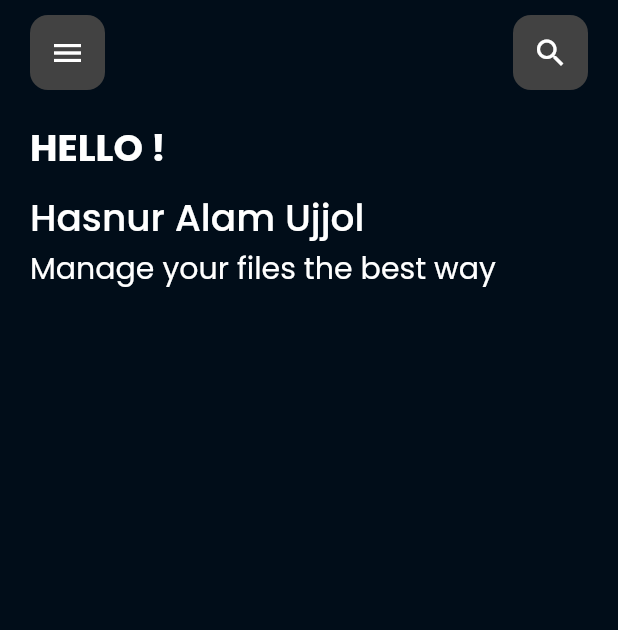
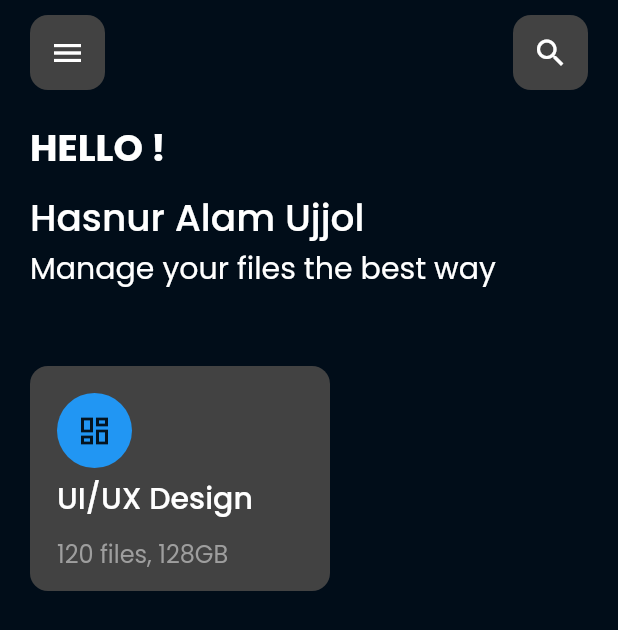
Before and after one commit to Ozurumba007/File-_manager_UI_app, a Flutter app: the screen it shows after launch, on a phone screen of 412 x 824 dp. Shown: the top 630 px of the screen. Run offline on Flutter 3.47's test engine with Material 2 defaults, Android fonts, the phone set to English and light mode, and no system bars; our stand-ins replace google_fonts.

Commit message:
created a component file called folder structure \ created the folder structure in the file

```diff
--- /dev/null
+++ b/lib/component/folder_structure.dart
@@ -0,0 +1,53 @@
+import 'package:flutter/material.dart';
+import 'package:google_fonts/google_fonts.dart';
+
+class FolderStructure extends StatelessWidget {
+  const FolderStructure({super.key});
+
+  @override
+  Widget build(BuildContext context) {
+    return Container(
+      height: 150,
+      width: 200,
+      decoration: BoxDecoration(
+        color: Colors.grey[800],
+        borderRadius: BorderRadius.circular(12),
+      ),
+      child: Padding(
+        padding: const EdgeInsets.all(18.0),
+        child: Column(
+          crossAxisAlignment: CrossAxisAlignment.start,
+          children: [
+            Container(
+              height: 50,
+              width: 50,
+              decoration: BoxDecoration(
+                color: Colors.blue,
+                borderRadius: BorderRadius.circular(25),
+              ),
+              child: Icon(Icons.dashboard_outlined),
+            ),
+            SizedBox(height: 5),
+            Text(
+              'UI/UX Design',
+              style: GoogleFonts.poppins(
+                fontSize: 20,
+                fontWeight: FontWeight.w500,
+                color: Colors.white,
+              ),
+            ),
+            SizedBox(height: 10),
+            Text(
+              '120 files, 128GB',
+              style: GoogleFonts.poppins(
+                fontSize: 16,
+                fontWeight: FontWeight.w400,
+                color: Colors.grey,
+              ),
+            ),
+          ],
+        ),
+      ),
+    );
+  }
+}
--- a/lib/page/home_page.dart
+++ b/lib/page/home_page.dart
@@ -1,4 +1,5 @@
 import 'package:file_manager_app_ui/component/custom_app_bar.dart';
+import 'package:file_manager_app_ui/component/folder_structure.dart';
 import 'package:flutter/material.dart';
 import 'package:google_fonts/google_fonts.dart';
 
@@ -58,6 +59,7 @@ class _HomePageState extends State<HomePage> {
               SizedBox(height: 50),
 
               // folder structure
+              FolderStructure(),
 
               // recent file + list Tile
             ],
```
